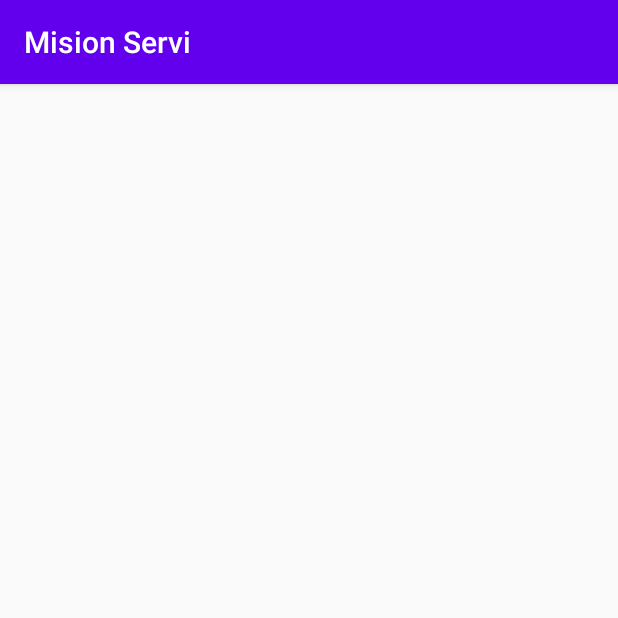
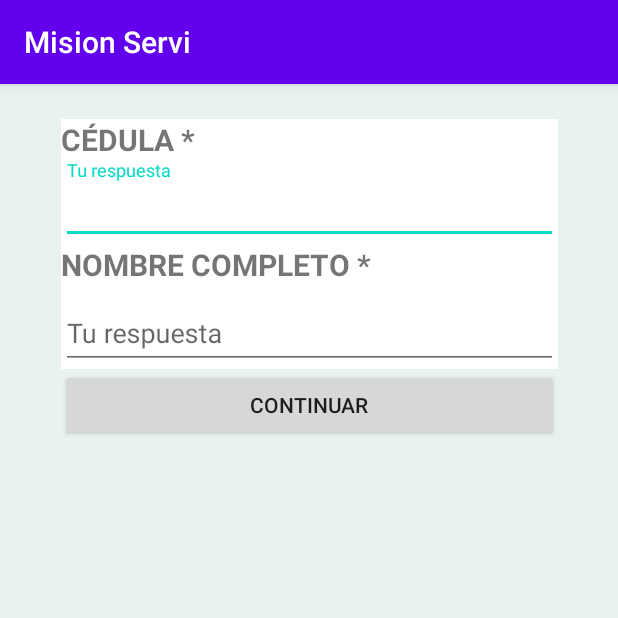
Before and after one commit to Genuba/mision-servi, an Android app: the PersonaForm screen opened directly, with no data from a screen before it, on a phone screen of 412 x 824 dp, the top half of it. Run offline under Robolectric (Android 15) with nearby library versions, the phone set to English and light mode, and no system bars; 2 statements that could not run were skipped.

Commit message:
With love

```diff
--- a/app/build.gradle
+++ b/app/build.gradle
@@ -41,4 +41,5 @@ dependencies {
     androidTestImplementation 'androidx.test.espresso:espresso-core:3.2.0'
     implementation 'com.squareup.retrofit2:retrofit:2.8.1'
     implementation 'com.squareup.retrofit2:converter-gson:2.8.0'
+    implementation 'com.google.android.material:material:1.1.0'
 }
--- a/app/src/main/java/com/example/misionservi/PersonaForm.kt
+++ b/app/src/main/java/com/example/misionservi/PersonaForm.kt
@@ -1,12 +1,72 @@
 package com.example.misionservi
 
+import android.os.Bundle
+import android.text.Editable
+import android.text.TextWatcher
+import android.util.Log
+import android.view.View
+import android.widget.EditText
+import android.widget.TextView
 import androidx.appcompat.app.AppCompatActivity
-import android.os.Bundle
+import com.example.misionservi.interfaces.JsonPlaceHolderApi
+import com.example.misionservi.model.Persona
+import retrofit2.Call
+import retrofit2.Callback
+import retrofit2.Response
+import retrofit2.Retrofit
+import retrofit2.converter.gson.GsonConverterFactory
+
 
 class PersonaForm : AppCompatActivity() {
+
+    private var txtCedula: EditText? = null
+    private var txtNombre: EditText? = null
+    private var jsonPlaceHolderApi: JsonPlaceHolderApi? = null
 
     override fun onCreate(savedInstanceState: Bundle?) {
         super.onCreate(savedInstanceState)
         setContentView(R.layout.activity_persona_form)
+
+        val retrofit = Retrofit.Builder()
+            .baseUrl("http://servicioapp.azurewebsites.net/")
+            .addConverterFactory(GsonConverterFactory.create())
+            .build()
+        jsonPlaceHolderApi = retrofit.create(JsonPlaceHolderApi::class.java)
+
+        this.txtCedula = findViewById<EditText>(R.id.cedula)
+        this.txtNombre = findViewById<EditText>(R.id.nombre)
+
+        this.txtCedula?.addTextChangedListener(object : TextWatcher {
+
+            override fun afterTextChanged(s: Editable) {}
+
+            override fun beforeTextChanged(s: CharSequence, start: Int,
+                                           count: Int, after: Int) {
+            }
+
+            override fun onTextChanged(s: CharSequence, start: Int,
+                                       before: Int, count: Int) {
+                getPersona(s.toString())
+            }
+        })
+    }
+
+    fun encuestaContinue(v: View?) {
+
+    }
+
+    fun getPersona(cedula: String) {
+        val call: Call<Persona>? = jsonPlaceHolderApi?.getPersona(cedula)
+        call?.enqueue(object : Callback<Persona> {
+            override fun onFailure(call: Call<Persona>?, t: Throwable?) {
+                Log.v("retrofit", "call failed")
+            }
+
+            override fun onResponse(call: Call<Persona>?, response: Response<Persona>?) {
+                var postResponse = response!!.body()!!
+                txtNombre?.setText(postResponse.nombre, TextView.BufferType.EDITABLE);
+            }
+
+        })
     }
 }
--- a/app/src/main/java/com/example/misionservi/interfaces/JsonPlaceHolderApi.java
+++ b/app/src/main/java/com/example/misionservi/interfaces/JsonPlaceHolderApi.java
@@ -15,7 +15,7 @@ public interface JsonPlaceHolderApi {
     Call<Login> postLogin();
 
     @POST("api/Encuesta/{cedula}")
-    Call<Persona> getPersona(@Path("cedula") int cedula);
+    Call<Persona> getPersona(@Path("cedula") String cedula);
 
     @POST("api/Encuesta/RegistrarEncuesta")
     Call<Encuesta> postEncuesta();
--- a/app/src/main/res/layout/activity_persona_form.xml
+++ b/app/src/main/res/layout/activity_persona_form.xml
@@ -1,10 +1,84 @@
 <?xml version="1.0" encoding="utf-8"?>
-<androidx.constraintlayout.widget.ConstraintLayout
-    xmlns:android="http://schemas.android.com/apk/res/android"
+<androidx.constraintlayout.widget.ConstraintLayout xmlns:android="http://schemas.android.com/apk/res/android"
+    xmlns:app="http://schemas.android.com/apk/res-auto"
     xmlns:tools="http://schemas.android.com/tools"
-    xmlns:app="http://schemas.android.com/apk/res-auto"
     android:layout_width="match_parent"
     android:layout_height="match_parent"
-    tools:context=".personaForm">
+    android:background="#e9f2f1"
+    tools:context=".PersonaForm">
+
+    <LinearLayout
+        android:layout_width="391dp"
+        android:layout_height="783dp"
+        android:layout_marginStart="2dp"
+        android:layout_marginLeft="2dp"
+        android:layout_marginTop="1dp"
+        android:layout_marginEnd="2dp"
+        android:layout_marginRight="2dp"
+        android:layout_marginBottom="1dp"
+        android:orientation="vertical"
+        android:padding="30dp"
+        app:layout_constraintBottom_toBottomOf="parent"
+        app:layout_constraintEnd_toEndOf="parent"
+        app:layout_constraintStart_toStartOf="parent"
+        app:layout_constraintTop_toTopOf="parent">
+
+        <RelativeLayout
+            android:layout_width="match_parent"
+            android:layout_height="wrap_content"
+            android:orientation="vertical"
+            android:background="#FFFFFF">
+            <TextView
+                android:id="@+id/textView1"
+                android:layout_width="wrap_content"
+                android:layout_height="wrap_content"
+                android:textSize="20sp"
+                android:textStyle="bold"
+                android:text="CÉDULA *"
+                />
+
+            <com.google.android.material.textfield.TextInputLayout
+                android:id="@+id/cedula"
+                android:layout_width="match_parent"
+                android:layout_below="@id/textView1"
+                android:layout_height="wrap_content">
+
+                <com.google.android.material.textfield.TextInputEditText
+                    android:layout_width="match_parent"
+                    android:layout_height="wrap_content"
+                    android:hint="Tu respuesta" />
+            </com.google.android.material.textfield.TextInputLayout>
+
+            <TextView
+                android:id="@+id/textView3"
+                android:layout_width="wrap_content"
+                android:layout_height="wrap_content"
+                android:layout_below="@id/cedula"
+                android:textSize="20sp"
+                android:textStyle="bold"
+                android:text="NOMBRE COMPLETO *"
+                />
+
+            <com.google.android.material.textfield.TextInputLayout
+                android:id="@+id/nombre"
+                android:layout_width="match_parent"
+                android:layout_below="@id/textView3"
+                android:layout_height="wrap_content">
+
+                <com.google.android.material.textfield.TextInputEditText
+                    android:layout_width="match_parent"
+                    android:layout_height="wrap_content"
+                    android:hint="Tu respuesta" />
+            </com.google.android.material.textfield.TextInputLayout>
+        </RelativeLayout>
+
+        <Button
+            android:id="@+id/boton_guardar"
+            android:layout_width="match_parent"
+            android:layout_height="wrap_content"
+            android:onClick="encuestaContinue"
+            android:text="Continuar" />
+
+    </LinearLayout>
 
 </androidx.constraintlayout.widget.ConstraintLayout>
```
Also changed, not shown: app/src/main/res/drawable-v24/capture.png (added), app/src/main/res/drawable-v24/capturet.png (added).
